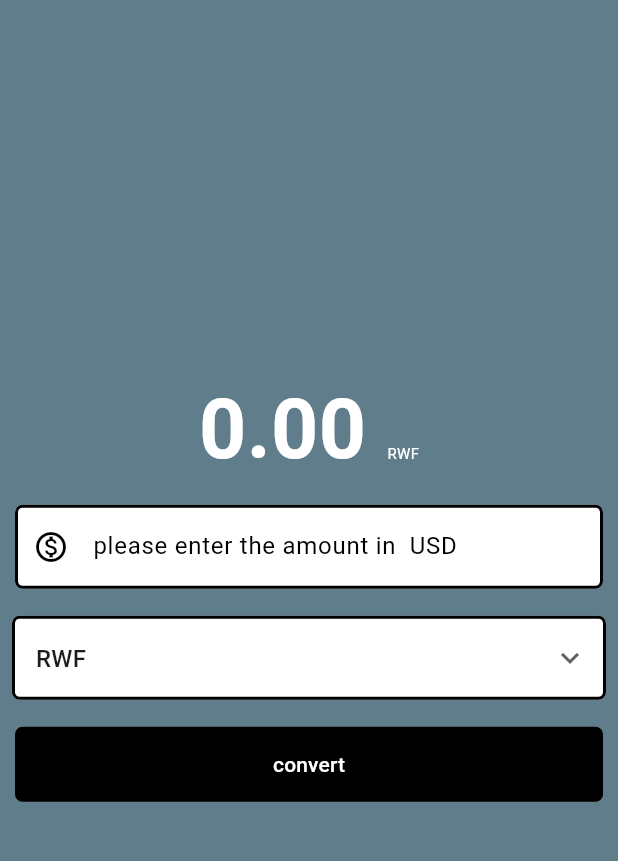
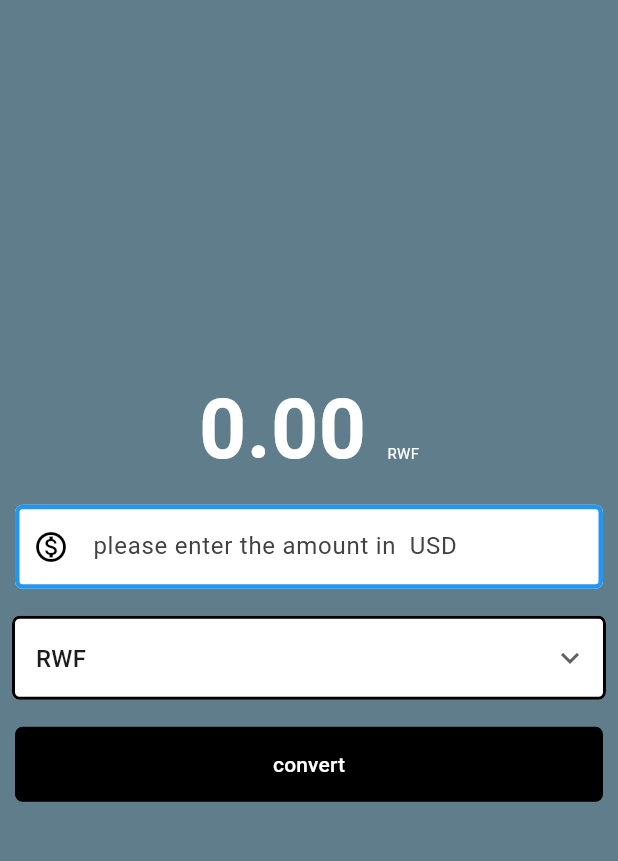
Before and after one commit to jodosjodos/currency_converter, a Flutter app: the screen it shows after launch, after a tap on "convert", on a phone screen of 412 x 824 dp, the part 66-927 px from its top. Run offline on Flutter 3.47's test engine with Material 3 defaults, Android fonts, the phone set to English and light mode, and no system bars.

Commit message:
[fix] fix unused imports

```diff
--- a/lib/currency_converter_material_page.dart
+++ b/lib/currency_converter_material_page.dart
@@ -1,7 +1,4 @@
-import 'package:flutter/foundation.dart';
 import 'package:flutter/material.dart';
-import 'package:flutter/rendering.dart';
-import 'package:flutter/widgets.dart';
 
 class CurrencyConverterMaterialPage extends StatefulWidget {
   const CurrencyConverterMaterialPage({super.key});
@@ -24,16 +21,22 @@ class _CurrencyConverterMaterialPageState
     switch (currencyType) {
       case "RWF":
         rate = 1288.55;
+        break;
       case "EUR":
         rate = 0.93;
+        break;
       case "JPY":
         rate = 155.56;
+        break;
       case "GBP":
         rate = 0.80;
+        break;
       case "CAD":
         rate = 1.37;
+        break;
       case "CHF":
         rate = 0.91;
+        break;
       default:
         rate = 1288.5;
     }
@@ -45,7 +48,7 @@ class _CurrencyConverterMaterialPageState
   @override
   // BuildContext let your widget be know is available
   Widget build(BuildContext context) {
-    // custom border
+    // custom setS
     final border = OutlineInputBorder(
       borderSide: const BorderSide(
         width: 2.0,
@@ -100,8 +103,8 @@ class _CurrencyConverterMaterialPageState
                 ),
                 decoration: InputDecoration(
                   hintText: "please enter the amount in  USD",
-                  hintStyle: const TextStyle(
-                    color: Colors.black,
+                  hintStyle: TextStyle(
+                    color: Colors.grey[800],
                   ),
                   prefixIcon: const Icon(
                     Icons.monetization_on_outlined,
@@ -109,8 +112,11 @@ class _CurrencyConverterMaterialPageState
                   prefixIconColor: Colors.black,
                   filled: true,
                   fillColor: Colors.white,
+                  border: border,
                   focusedBorder: border,
-                  enabledBorder: border,
+                  enabledBorder: border.copyWith(
+                      borderSide:
+                          const BorderSide(width: 3, color: Colors.blue)),
                 ),
                 keyboardType: const TextInputType.numberWithOptions(
                   decimal: true,
```
